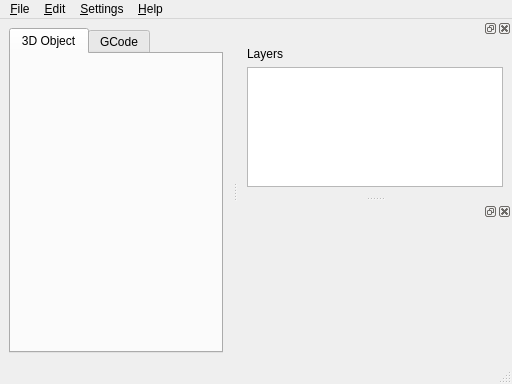
Old version of the form reticulatus/gui/reticulate_main.ui in the repository armyofevilrobots/reticulatus.
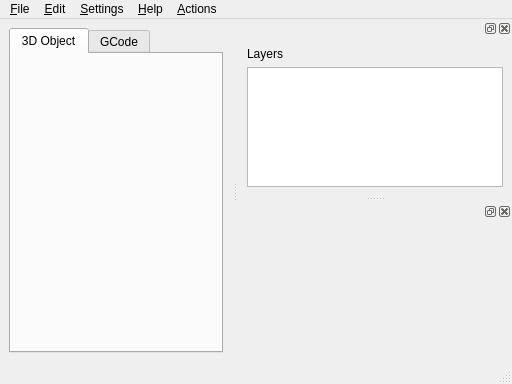
New version of the form.

Commit message: New menu items for actions.

The edit to the form file:
```diff
--- a/reticulatus/gui/reticulate_main.ui
+++ b/reticulatus/gui/reticulate_main.ui
@@ -103,10 +103,17 @@
     <addaction name="separator"/>
     <addaction name="action_about"/>
    </widget>
+   <widget class="QMenu" name="menuActions">
+    <property name="title">
+     <string>&amp;Actions</string>
+    </property>
+    <addaction name="action_Slice"/>
+   </widget>
    <addaction name="menuFile"/>
    <addaction name="menu_edit"/>
    <addaction name="menu_Settings"/>
    <addaction name="menu_Help"/>
+   <addaction name="menuActions"/>
   </widget>
   <widget class="QStatusBar" name="statusbar">
    <property name="enabled">
```
Left out of the diff: 13 changed lines with no effect on the pictures.
